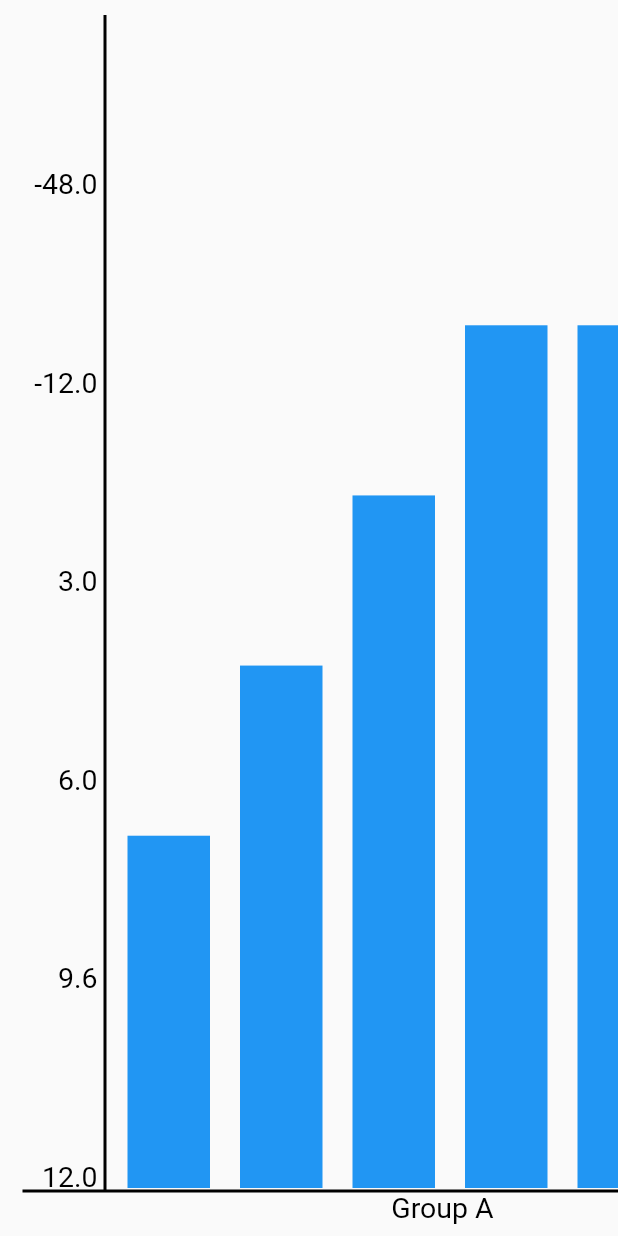
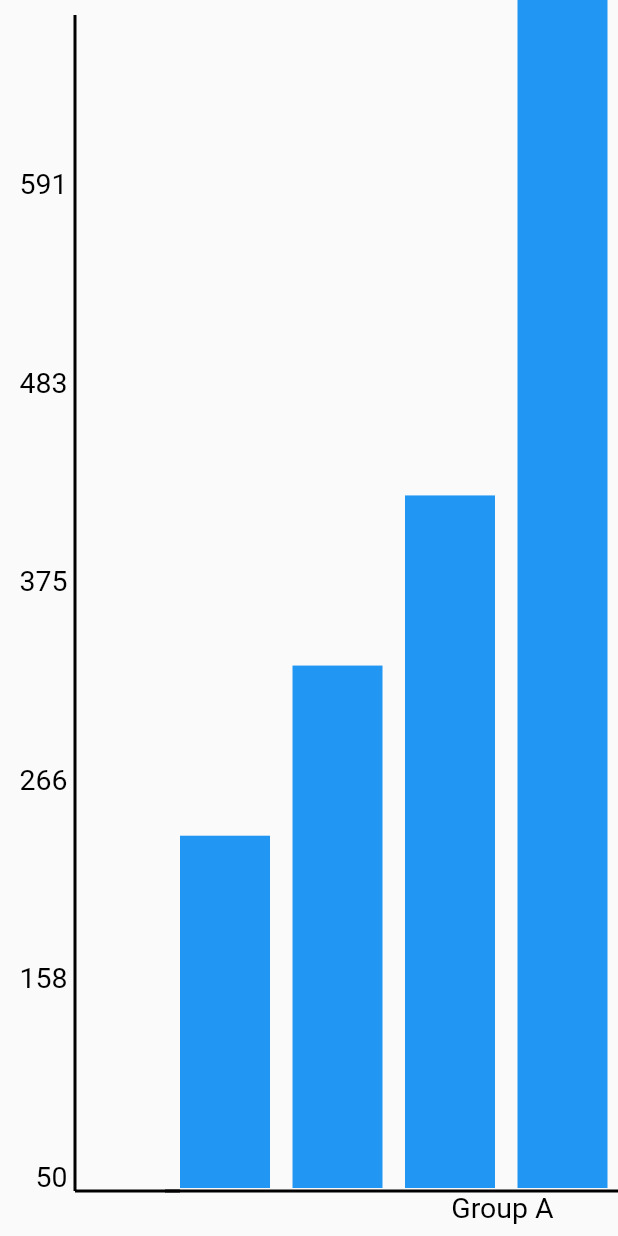
Before and after one commit to MohanmanuPaccore/FlutterCharts, a Flutter app: the screen it shows after launch, after a tap on "Group Bar Chart", on a phone screen of 412 x 824 dp. Run offline on Flutter 3.47's test engine with Material 2 defaults, Android fonts, the phone set to English and light mode, and no system bars.

Commit message:
Y axis scroll in Grouped BarChart Based On the condition Fix

```diff
--- /dev/null
+++ b/custombarcharts/lib/grouped_barchart/group_bar_painter.dart
@@ -0,0 +1,176 @@
+
+import 'dart:math';
+
+import 'package:custombarcharts/color_constants.dart';
+import 'package:flutter/material.dart';
+
+
+class GroupedBarChartPainter extends CustomPainter {
+   List<List<double>>? groupData;
+   List<String>? groupLabels;
+   double? minimumBarWidth;
+   double? groupSpacing ; // Adjust the spacing between groups
+   double? bottomMargin ;
+   double? xAxisPadding ;
+   double? yAxisPadding ;
+   double? leftPadding ;
+   double? rightPadding ;
+   double? topPadding ;
+   double? bottomPadding ;
+   double? xLineStrokeWidth ;
+   double? yLineStrokeWidth ;
+   double? yAxisLabelPadding;
+   double? leftLinePadding ;
+   bool? isYAxisScrollable;
+   Color? barColor;
+   TextStyle? xAxisTextStyle;
+   TextStyle? yAxisTextStyle;
+   Color? xAxisLineColor;
+   Color?yAxisLineColor; // Separate left line padding
+
+  GroupedBarChartPainter({required this.groupData,required this.groupLabels,this.minimumBarWidth=20,this.groupSpacing=20,
+  this.bottomMargin=30,this.xAxisPadding=0,
+  this.yAxisPadding=20,this.leftPadding=10,
+  this.rightPadding=5,this.topPadding=10,
+  this.bottomPadding=2,this.xLineStrokeWidth=2.0,
+  this.leftLinePadding=50.0,this.yAxisLabelPadding=5,
+
+
+  this.yLineStrokeWidth=2.0,this.isYAxisScrollable=true,
+  this.barColor,this.xAxisTextStyle,this.yAxisTextStyle,this.xAxisLineColor,this.yAxisLineColor
+
+
+
+  });
+
+  // ... (Previous code remains the same)
+
+@override
+void paint(Canvas canvas, Size size) {
+  final xLabelStyle = TextStyle(color: Colors.black, fontSize: 19);
+  final numGroups = groupData?.length;
+  final maxBarsInGroup =
+      groupData?.map((group) => group.length).reduce((a, b) => a > b ? a : b);
+  final totalBarSpacing = groupSpacing! * (numGroups! - 2);
+  final totalBarWidth =
+      size.width - leftPadding! - rightPadding! - totalBarSpacing;
+  final barWidth = (totalBarWidth / (numGroups * maxBarsInGroup!))
+      .clamp(minimumBarWidth!, double.infinity);
+  final maxData =
+      groupData?.expand((group) => group).reduce((a, b) => a > b ? a : b);
+  final xLabelY = size.height + 10.0;
+  final xAxisStart = Offset(leftLinePadding!, size.height - bottomMargin!);
+  final xAxisEnd =
+      Offset(size.width - rightPadding!, size.height - bottomMargin!);
+  final xLinePaint = Paint()
+    ..color = xAxisLineColor??Colors.black
+    ..style = PaintingStyle.fill;
+  xLinePaint.strokeWidth = xLineStrokeWidth!;
+  final yLinePaint = Paint()
+    ..color = yAxisLineColor??Colors.black
+    ..style = PaintingStyle.fill;
+  yLinePaint.strokeWidth = yLineStrokeWidth!;
+  // Draw the x-axis line
+  canvas.drawLine(xAxisStart, xAxisEnd, xLinePaint);
+  var getBarListLength = 0;
+  // Calculate y-axis parameters
+  // final maxLabel = (maxData! / maxBarsInGroup).ceil();
+  // final yLabelInterval = maxLabel / maxBarsInGroup;
+  // final yLabelHeight =
+  //     (size.height - xAxisPadding! - bottomMargin!) / maxBarsInGroup;
+  // double currentX = leftPadding!;
+
+final maxLabel = (maxData! / maxBarsInGroup).ceil();
+  //final yLabelInterval = maxLabel / maxBarsInGroup;
+  final yLabelHeight = (size.height - xAxisPadding! - bottomMargin!) / maxBarsInGroup;
+  double currentX = leftLinePadding!; // Use leftLinePadding as the starting point
+
+  // Draw the y-axis line
+  final yAxisStart = Offset(leftLinePadding!, topPadding!);
+  final yAxisEnd = Offset(leftLinePadding!, size.height - bottomMargin!);
+  if(isYAxisScrollable??false){
+  canvas.drawLine(yAxisStart, yAxisEnd, yLinePaint);
+
+  }
+
+  // Draw the y-axis labels
+double minData = double.maxFinite;
+double maxData1 = -double.maxFinite;
+
+for (final group in groupData!) {
+  for (final value in group) {
+    if (value < minData) {
+      minData = value;
+    }
+    if (value > maxData1) {
+      maxData1 = value;
+    }
+  }
+}
+
+// Calculate y-axis parameters
+final yLabelInterval1 = (maxData1 - minData) / maxBarsInGroup;
+
+for (int groupIndex = 0; groupIndex <= maxBarsInGroup; groupIndex++) {
+  final labelY = size.height - topPadding! - (yLabelHeight * groupIndex);
+  final yLabel = (minData + (yLabelInterval1 * groupIndex)).toInt();
+  final yLabelPainter = TextPainter(
+    text: TextSpan(text: yLabel.toString(), style:yAxisTextStyle?? xLabelStyle),
+    textDirection: TextDirection.ltr,
+  );
+  if(isYAxisScrollable??false){
+  yLabelPainter.layout();
+  yLabelPainter.paint(
+    canvas,
+    Offset(
+      leftLinePadding! - yLabelPainter.width - yAxisLabelPadding!,
+      labelY - yLabelPainter.height / 2 - bottomMargin!,
+    ),
+  );
+
+  }
+
+}
+
+
+  for (int groupIndex = 0; groupIndex < numGroups; groupIndex++) {
+    getBarListLength = groupData![groupIndex].length;
+    // Calculate the X-coordinate for the group label
+    final groupLabel = groupLabels![groupIndex];
+    final xLabelPainter = TextPainter(
+      text: TextSpan(text: groupLabel, style:xAxisTextStyle?? xLabelStyle),
+      textDirection: TextDirection.ltr,
+    );
+    xLabelPainter.layout();
+    final labelX =
+        currentX + (barWidth * getBarListLength - xLabelPainter.width) / 2;
+    xLabelPainter.paint(canvas, Offset(labelX, xLabelY - 40));
+    double maxBarHeight = 0;
+    for (int barIndex = 0;
+        barIndex < groupData![groupIndex].length;
+        barIndex++) {
+      final barHeight = (groupData![groupIndex][barIndex] / maxData) *
+          (size.height - xAxisPadding! - bottomMargin!);
+      final groupOffset =
+          groupIndex * (barWidth * maxBarsInGroup + groupSpacing!) +
+              barIndex * barWidth;
+      final left = leftPadding! + groupOffset;
+      final leftWithPadding = currentX + leftPadding!;
+      final topWithPadding =
+          size.height - barHeight - topPadding! - bottomMargin!;
+      final rightWithPadding = currentX + barWidth - rightPadding!;
+      final bottomWithPadding = size.height - bottomPadding! - bottomMargin!;
+      final rect = Rect.fromPoints(
+        Offset(leftWithPadding, topWithPadding),
+        Offset(rightWithPadding, bottomWithPadding),
+      );
+      final paint = Paint()..color = barColor??ColorConstants.barDefaultColor;
+      currentX += barWidth;
+      canvas.drawRect(rect, paint);
+    }
+currentX += groupSpacing! + (barWidth * getBarListLength - barWidth);  }
+}  @override
+  bool shouldRepaint(CustomPainter oldDelegate) {
+    return false;
+  }
+}
--- /dev/null
+++ b/custombarcharts/lib/grouped_barchart/group_barchart.dart
@@ -0,0 +1,164 @@
+import 'dart:math';
+
+import 'package:custombarcharts/grouped_barchart/group_bar_painter.dart';
+import 'package:custombarcharts/grouped_barchart/yaxis_label.dart';
+import 'package:flutter/material.dart';
+
+class GroupBarChart extends StatefulWidget {
+  bool? isYAxisScrollabel;
+  double yAxisWidth;
+
+   GroupBarChart({super.key,
+   this.isYAxisScrollabel=false,
+   this.yAxisWidth=60
+   });
+
+  @override
+  State<GroupBarChart> createState() => _GroupBarChartTestState();
+}
+
+class _GroupBarChartTestState extends State<GroupBarChart> {
+    final List<double> data = List.generate(50, (index) => Random().nextDouble() * 1000);
+
+            double barwidth=300;
+            //Group of bars
+              List<List<double>> groupData = [
+
+                [200.0, 300.0, 400.0,700.0,500.0,70.0],
+                [100.0, 250.0, 350.0,50,70],
+                [150.0, 350.0, 450.0,100],
+                                [150.0, 350.0, 450.0,200],
+                [150.0, 350.0, ],
+                [150.0,],
+                [150.0, 350.0, 450.0],
+                [150.0, 350.0, 450.0],
+                [150.0, 350.0, 450.0],
+                [150.0, 350.0, 450.0],
+                [150.0, 350.0, 450.0],
+                [150.0, 350.0, 450.0],
+                [150.0, 350.0, 450.0],
+                [150.0, 350.0, 450.0],
+                [150.0, 350.0, 450.0],
+                [150.0, 350.0, 450.0],
+
+              ]; // Category B
+
+
+List<String> labels=['Group A', 'Group B', 'Group C',
+
+               'Group D','Group E','Group F',
+               'Group G','Group H','Group i','Group j','Group k','Group l','Group m','Group n','Group o','Group p'
+
+
+               ];
+
+var barsLength = 0;
+
+@override
+void initState() {
+  // TODO: implement initState
+  for (int i = 0; i < groupData.length; i++) {
+    barsLength += groupData[i].length;
+  }
+  super.initState();
+}
+
+  @override
+  Widget build(BuildContext context) {
+    return Scaffold(
+      body: SafeArea(child:
+
+
+      LayoutBuilder(
+      builder: (context, constraints) {
+        final chartWidth = max(60.0 * data.length, constraints.maxWidth); // Ensure a minimum bar width of 50
+        final chartHeight = constraints.maxHeight;
+
+if(widget.isYAxisScrollabel??false){
+  return        SingleChildScrollView(
+     scrollDirection: Axis.horizontal,
+     //Single bar Items
+     // child: CustomPaint(
+     //   size: Size(chartWidth, chartHeight),
+     //   painter: BarChartPainter(data),
+     // ),
+     child: CustomPaint(
+       size: Size(barwidth * 20 + barsLength * 20, chartHeight),
+       painter: GroupedBarChartPainter(
+           groupData: groupData,
+           groupLabels: labels,
+
+           minimumBarWidth: barwidth / 4,
+
+
+
+           ),
+     ),
+
+    );
+
+
+
+}else{
+    return
+
+
+
+      Stack(
+  children: <Widget>[
+    // CustomPaint(
+    //   size: Size(barwidth * 10 + groupData.length * 100, chartHeight),
+    //   painter: GroupedBarChartPainter(
+    //     groupData: groupData,
+    //     groupLabels: labels,
+    //   ),
+    // ),
+       SizedBox(
+  //color: Colors.red,
+  width: widget.yAxisWidth,
+child:CustomPaint(
+              size: Size(barwidth * 20 + barsLength * 20, chartHeight),painter:YaxisLabel(
+  groupData: groupData, groupLabels: labels,
+) ,
+  ),
+),
+
+
+       Container(
+        margin: EdgeInsets.only(
+        left: widget.yAxisWidth
+
+        ),
+         child: SingleChildScrollView(
+            scrollDirection: Axis.horizontal,
+            //Single bar Items
+            // child: CustomPaint(
+            //   size: Size(chartWidth, chartHeight),
+            //   painter: BarChartPainter(data),
+            // ),
+            child: CustomPaint(
+              size: Size(barwidth * 20 + barsLength * 20, chartHeight),
+              painter: GroupedBarChartPainter(
+                isYAxisScrollable: widget.isYAxisScrollabel,
+                  groupData: groupData,
+                  groupLabels: labels,
+                  minimumBarWidth: barwidth / 4),
+            ),
+
+           ),
+       ),
+
+
+
+  ],
+);
+
+}
+
+
+      })
+
+),
+    );
+  }
+}
--- a/custombarcharts/lib/test_barchart/screen/group_bar_painter.dart
+++ b/custombarcharts/lib/grouped_barchart/yaxis_label.dart
@@ -1,14 +1,7 @@
-
-import 'dart:math';
-
 import 'package:flutter/material.dart';
 
-import 'package:flutter/material.dart';
+class YaxisLabel extends CustomPainter{
 
-
-import 'package:flutter/material.dart';
-
-class GroupedBarChartPainter extends CustomPainter {
    List<List<double>>? groupData;
    List<String>? groupLabels;
    double? minimumBarWidth;
@@ -25,21 +18,25 @@ class GroupedBarChartPainter extends CustomPainter {
    double? yAxisLabelPadding;
    double? leftLinePadding ;
    bool? isYAxisScrollable; // Separate left line padding
-
-  GroupedBarChartPainter({required this.groupData,required this.groupLabels,this.minimumBarWidth=20,this.groupSpacing=20,
+   Color? barColor;
+   TextStyle? xAxisTextStyle;
+   TextStyle? yAxisTextStyle;
+   Color? xAxisLineColor;
+   Color?yAxisLineColor;
+  YaxisLabel({required this.groupData,required this.groupLabels,this.minimumBarWidth=20,this.groupSpacing=20,
   this.bottomMargin=30,this.xAxisPadding=0,
-  this.yAxisPadding=20,this.leftPadding=15,
+  this.yAxisPadding=20,this.leftPadding=10,
   this.rightPadding=5,this.topPadding=10,
   this.bottomPadding=2,this.xLineStrokeWidth=2.0,
-  this.leftLinePadding=70.0,this.yAxisLabelPadding=5,
+  this.leftLinePadding=50.0,this.yAxisLabelPadding=5,
 
-  this.yLineStrokeWidth=2.0,this.isYAxisScrollable=true
+  this.yLineStrokeWidth=2.0,this.isYAxisScrollable=true,
 
 
-
+  this.barColor,this.xAxisTextStyle,this.yAxisTextStyle,this.xAxisLineColor,this.yAxisLineColor
   });
 
-  // ... (Previous code remains the same)
+
 
 @override
 void paint(Canvas canvas, Size size) {
@@ -55,15 +52,15 @@ void paint(Canvas canvas, Size size) {
   final maxData =
       groupData?.expand((group) => group).reduce((a, b) => a > b ? a : b);
   final xLabelY = size.height + 10.0;
-  final xAxisStart = Offset(leftPadding!, size.height - bottomMargin!);
+  final xAxisStart = Offset(leftLinePadding!, size.height - bottomMargin!);
   final xAxisEnd =
-      Offset(size.width - rightPadding!, size.height - bottomMargin!);
+      Offset(size.width!+size.width, size.height - bottomMargin!);
   final xLinePaint = Paint()
-    ..color = Colors.black
+    ..color =xAxisLineColor?? Colors.black
     ..style = PaintingStyle.fill;
   xLinePaint.strokeWidth = xLineStrokeWidth!;
   final yLinePaint = Paint()
-    ..color = Colors.black
+    ..color =yAxisLineColor?? Colors.black
     ..style = PaintingStyle.fill;
   yLinePaint.strokeWidth = yLineStrokeWidth!;
   // Draw the x-axis line
@@ -87,13 +84,30 @@ final maxLabel = (maxData! / maxBarsInGroup).ceil();
   canvas.drawLine(yAxisStart, yAxisEnd, yLinePaint);
 
   // Draw the y-axis labels
+double minData = double.maxFinite;
+double maxData1 = -double.maxFinite;
+
+
+  // Draw the y-axis labels
+for (final group in groupData!) {
+  for (final value in group) {
+    if (value < minData) {
+      minData = value;
+    }
+    if (value > maxData1) {
+      maxData1 = value;
+    }
+  }
+}
+
+// Calculate y-axis parameters
+final yLabelInterval1 = (maxData1 - minData) / maxBarsInGroup;
+
 for (int groupIndex = 0; groupIndex <= maxBarsInGroup; groupIndex++) {
-
   final labelY = size.height - topPadding! - (yLabelHeight * groupIndex);
-  final numBarsInGroup = groupData![groupIndex].length;
-  final yLabel = maxLabel - (groupIndex * (maxLabel / numBarsInGroup)); // Calculate the y-axis value from the min to max based on the number of bars in the group
+  final yLabel = (minData + (yLabelInterval1 * groupIndex)).toInt();
   final yLabelPainter = TextPainter(
-    text: TextSpan(text: yLabel.toString(), style: xLabelStyle),
+    text: TextSpan(text: yLabel.toString(), style:yAxisTextStyle?? xLabelStyle),
     textDirection: TextDirection.ltr,
   );
   yLabelPainter.layout();
@@ -101,44 +115,15 @@ for (int groupIndex = 0; groupIndex <= maxBarsInGroup; groupIndex++) {
     canvas,
     Offset(
       leftLinePadding! - yLabelPainter.width - yAxisLabelPadding!,
-      labelY - yLabelPainter.height / 2 - bottomMargin!));
+      labelY - yLabelPainter.height / 2 -bottomMargin!,
+    ),
+  );
+
 }
+
 
   for (int groupIndex = 0; groupIndex < numGroups; groupIndex++) {
     getBarListLength = groupData![groupIndex].length;
-    // Calculate the X-coordinate for the group label
-    final groupLabel = groupLabels![groupIndex];
-    final xLabelPainter = TextPainter(
-      text: TextSpan(text: groupLabel, style: xLabelStyle),
-      textDirection: TextDirection.ltr,
-    );
-    xLabelPainter.layout();
-    final labelX =
-        currentX + (barWidth * getBarListLength - xLabelPainter.width) / 2;
-    xLabelPainter.paint(canvas, Offset(labelX, xLabelY - 40));
-    double maxBarHeight = 0;
-    for (int barIndex = 0;
-        barIndex < groupData![groupIndex].length;
-        barIndex++) {
-      final barHeight = (groupData![groupIndex][barIndex] / maxData) *
-          (size.height - xAxisPadding! - bottomMargin!);
-      final groupOffset =
-          groupIndex * (barWidth * maxBarsInGroup + groupSpacing!) +
-              barIndex * barWidth;
-      final left = leftPadding! + groupOffset;
-      final leftWithPadding = currentX + leftPadding!;
-      final topWithPadding =
-          size.height - barHeight - topPadding! - bottomMargin!;
-      final rightWithPadding = currentX + barWidth - rightPadding!;
-      final bottomWithPadding = size.height - bottomPadding! - bottomMargin!;
-      final rect = Rect.fromPoints(
-        Offset(leftWithPadding, topWithPadding),
-        Offset(rightWithPadding, bottomWithPadding),
-      );
-      final paint = Paint()..color = Colors.blue;
-      currentX += barWidth;
-      canvas.drawRect(rect, paint);
-    }
 currentX += groupSpacing! + (barWidth * getBarListLength - barWidth);  }
 }  @override
   bool shouldRepaint(CustomPainter oldDelegate) {
--- a/custombarcharts/lib/main.dart
+++ b/custombarcharts/lib/main.dart
@@ -3,7 +3,7 @@ import 'dart:math';
 
 import 'package:custombarcharts/bar_chart.dart';
 import 'package:custombarcharts/chart_painter.dart';
-import 'package:custombarcharts/test_barchart/screen/group_bar_painter.dart';
+import 'package:custombarcharts/grouped_barchart/group_bar_painter.dart';
 import 'package:flutter/material.dart';
 
 import 'test_barchart/screen/bar_chart_test_api.dart';
--- a/custombarcharts/lib/test_barchart/screen/bar_chart_test_api.dart
+++ b/custombarcharts/lib/test_barchart/screen/bar_chart_test_api.dart
@@ -1,6 +1,6 @@
 import 'package:custombarcharts/test_barchart/screen/test_screens.dart/bar_chart_test1.dart';
 import 'package:custombarcharts/test_barchart/screen/test_screens.dart/bar_chart_test2.dart';
-import 'package:custombarcharts/test_barchart/screen/test_screens.dart/group_barchart_test.dart';
+import 'package:custombarcharts/grouped_barchart/group_barchart.dart';
 import 'package:flutter/material.dart';
 
 class BarchartTestApi extends StatefulWidget {
@@ -35,7 +35,7 @@ class _BarchartTestApiState extends State<BarchartTestApi> {
           SizedBox(height: 30,),
                button('Group Bar Chart',
           (){
-            Navigator.push(context, MaterialPageRoute(builder: (context)=> GroupBarChartTest()));
+            Navigator.push(context, MaterialPageRoute(builder: (context)=> GroupBarChart()));
           }
 
           ),
--- a/custombarcharts/lib/test_barchart/screen/test_screens.dart/group_barchart_test.dart
+++ /dev/null
@@ -1,102 +0,0 @@
-import 'dart:math';
-
-import 'package:custombarcharts/test_barchart/screen/group_bar_painter.dart';
-import 'package:flutter/material.dart';
-
-class GroupBarChartTest extends StatefulWidget {
-  const GroupBarChartTest({super.key});
-
-  @override
-  State<GroupBarChartTest> createState() => _GroupBarChartTestState();
-}
-
-class _GroupBarChartTestState extends State<GroupBarChartTest> {
-    final List<double> data = List.generate(50, (index) => Random().nextDouble() * 1000);
-
-            double barwidth=300;
-            //Group of bars
-              List<List<double>> groupData = [
-
-                [20.0, 30.0, 40.0,50.0,50.0,70.0],
-                [10.0, 25.0, 35.0,50,70],
-                [15.0, 35.0, 45.0,10],
-                                [15.0, 35.0, 45.0,20],
-                [15.0, 35.0, ],
-                [15.0,],
-                [15.0, 35.0, 45.0],
-                [15.0, 35.0, 45.0],
-                [15.0, 35.0, 45.0],
-                [15.0, 35.0, 45.0],
-                [15.0, 35.0, 45.0],
-                [15.0, 35.0, 45.0],
-                [15.0, 35.0, 45.0],
-                [15.0, 35.0, 45.0],
-                [15.0, 35.0, 45.0],
-                [15.0, 35.0, 45.0],
-
-              ]; // Category B
-
-
-List<String> labels=['Group A', 'Group B', 'Group C',
-
-               'Group D','Group E','Group F',
-               'Group G','Group H','Group i','Group j','Group k','Group l','Group m','Group n','Group o','Group p'
-
-
-               ];
-
-var barsLength = 0;
-
-@override
-void initState() {
-  // TODO: implement initState
-  for (int i = 0; i < groupData.length; i++) {
-    barsLength += groupData[i].length;
-  }
-  super.initState();
-}
-
-  @override
-  Widget build(BuildContext context) {
-    return Scaffold(
-      body: SafeArea(child:
-
-
-      LayoutBuilder(
-      builder: (context, constraints) {
-        final chartWidth = max(60.0 * data.length, constraints.maxWidth); // Ensure a minimum bar width of 50
-        final chartHeight = constraints.maxHeight;
-
-    return   Stack(
-  children: <Widget>[
-    // CustomPaint(
-    //   size: Size(barwidth * 10 + groupData.length * 100, chartHeight),
-    //   painter: GroupedBarChartPainter(
-    //     groupData: groupData,
-    //     groupLabels: labels,
-    //   ),
-    // ),
-       SingleChildScrollView(
-          scrollDirection: Axis.horizontal,
-          //Single bar Items
-          // child: CustomPaint(
-          //   size: Size(chartWidth, chartHeight),
-          //   painter: BarChartPainter(data),
-          // ),
-          child: CustomPaint(
-            size: Size(barwidth * 20 + barsLength * 20, chartHeight),
-            painter: GroupedBarChartPainter(
-                groupData: groupData,
-                groupLabels: labels,
-                minimumBarWidth: barwidth / 4),
-          ),
-
-    ),
-  ],
-);
-      })
-
-),
-    );
-  }
-}
```
